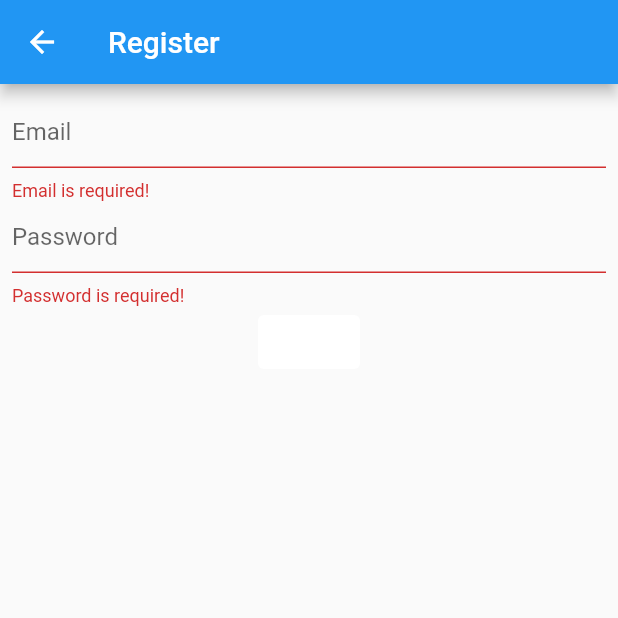
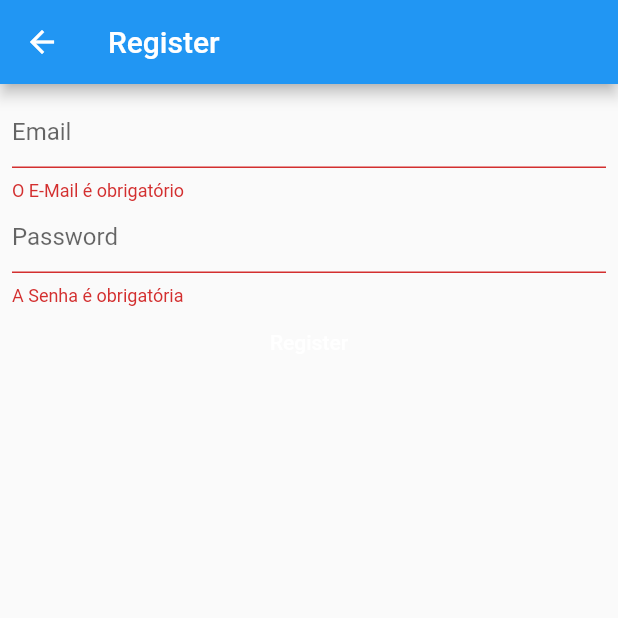
Before and after one commit to AndrePostiga/cs-jober, a Flutter app: the AuthRegisterPage screen opened directly, after a tap on "Register", on a phone screen of 412 x 824 dp, the top half of it. Run offline on Flutter 3.47's test engine with Material 2 defaults, Android fonts, the phone set to English and light mode, and no system bars; our stand-ins replace cloud_firestore, firebase_auth, firebase_core, fluttertoast; accounts and stored records are empty.

```diff
--- a/lib/pages/auth_login_page.dart
+++ b/lib/pages/auth_login_page.dart
@@ -53,13 +53,15 @@ class _AuthLoginPage extends State<AuthLoginPage> {
     _loginVM = Provider.of<LoginViewModel>(context);
 
     return Scaffold(
+        appBar: AppBar(title: const Text("Login")),
         body: Center(
           child: Column(mainAxisAlignment: MainAxisAlignment.center, children: [
             Padding(
               padding: const EdgeInsets.all(8.0),
               child: TextField(
                 controller: _emailController,
-            decoration: const InputDecoration(hintText: "Digite seu E-Mail"),
+                decoration:
+                    const InputDecoration(hintText: "Digite seu E-Mail"),
               ),
             ),
             Padding(
--- a/lib/pages/auth_register_page.dart
+++ b/lib/pages/auth_register_page.dart
@@ -49,7 +49,7 @@ class _AuthRegisterPage extends State<AuthRegisterPage> {
                     controller: _emailController,
                     validator: (value) {
                       if (value!.isEmpty) {
-                        return "Email is required!";
+                        return "O E-Mail é obrigatório";
                       }
                       return null;
                     },
@@ -60,7 +60,7 @@ class _AuthRegisterPage extends State<AuthRegisterPage> {
                     obscureText: true,
                     validator: (value) {
                       if (value!.isEmpty) {
-                        return "Password is required!";
+                        return "A Senha é obrigatória";
                       }
                       return null;
                     },
@@ -71,12 +71,7 @@ class _AuthRegisterPage extends State<AuthRegisterPage> {
                           style: TextStyle(color: Colors.white)),
                       onPressed: () {
                         _registerUser(context);
-                      },
-                      style: ButtonStyle(
-                          foregroundColor:
-                              MaterialStateProperty.all<Color>(Colors.red),
-                          backgroundColor:
-                              MaterialStateProperty.all<Color>(Colors.white))),
+                      }),
                   Text(_registerVM.message)
                 ],
               ),
```
Lines whose indentation alone changed are shown as unchanged.
